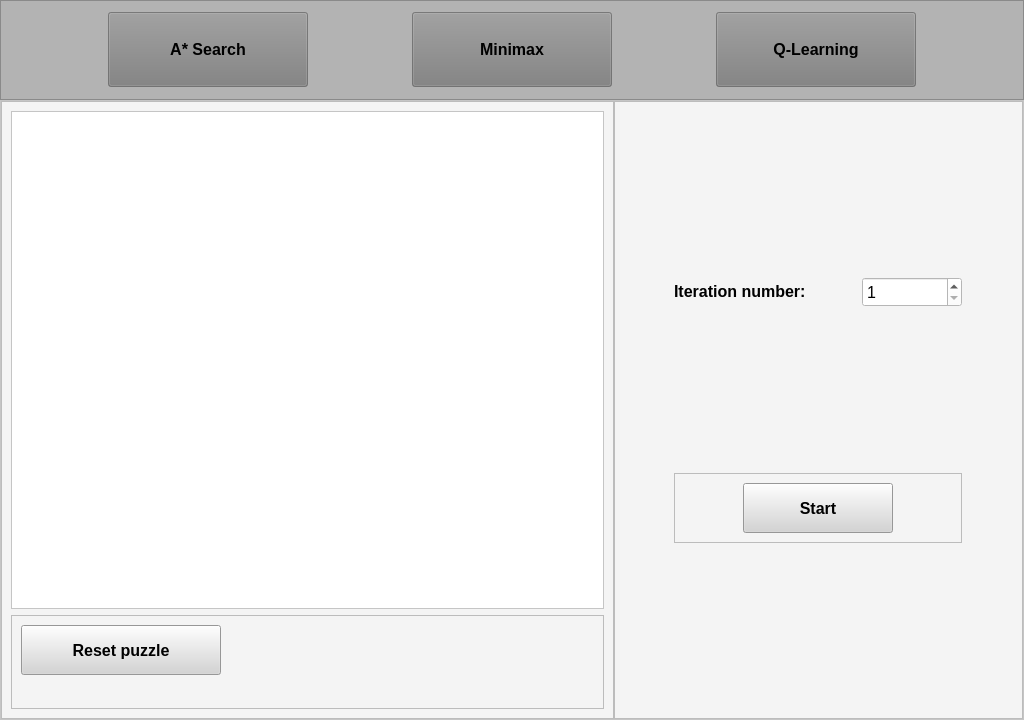
draganagrbic998/ori, file projekat1_puzzle/Slagalica.ui: the form before one commit.
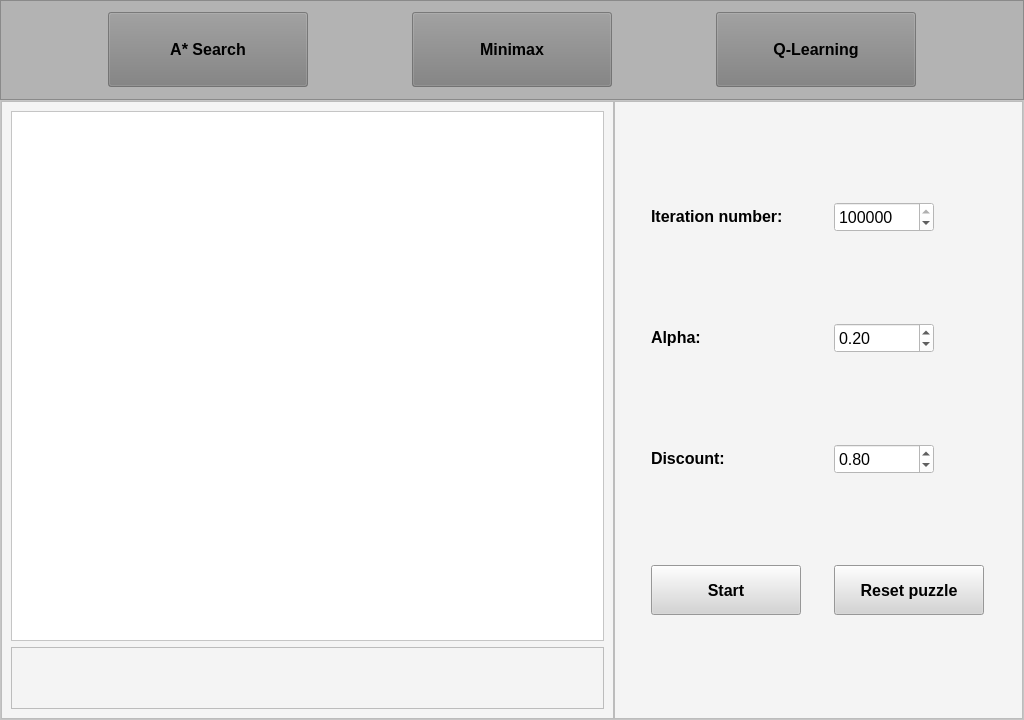
The form after the commit. The open tabs and pages were chosen to show the change.

Commit message: Sitne izmene GUI-a slagalice. Dodala kod q-learinng-a mogucnost izmene parametara alpha i discount.

Diff of the .ui file:
```diff
--- a/projekat1_puzzle/Slagalica.ui
+++ b/projekat1_puzzle/Slagalica.ui
@@ -241,6 +241,20 @@
              <enum>QFrame::Raised</enum>
             </property>
             <layout class="QGridLayout" name="gridLayout_9">
+             <item row="0" column="0">
+              <widget class="QLabel" name="SaProtivnikomVrednost">
+               <property name="font">
+                <font>
+                 <pointsize>12</pointsize>
+                 <weight>75</weight>
+                 <bold>true</bold>
+                </font>
+               </property>
+               <property name="text">
+                <string/>
+               </property>
+              </widget>
+             </item>
              <item row="1" column="0">
               <widget class="QLabel" name="Obavestenje">
                <property name="font">
@@ -261,55 +275,6 @@
                </property>
               </widget>
              </item>
-             <item row="1" column="1">
-              <widget class="QLabel" name="SaProtivnikomVrednost">
-               <property name="font">
-                <font>
-                 <pointsize>12</pointsize>
-                 <weight>75</weight>
-                 <bold>true</bold>
-                </font>
-               </property>
-               <property name="text">
-                <string/>
-               </property>
-              </widget>
-             </item>
-             <item row="0" column="0">
-              <widget class="QPushButton" name="NapraviSlagalicuButton">
-               <property name="sizePolicy">
-                <sizepolicy hsizetype="Fixed" vsizetype="Fixed">
-                 <horstretch>0</horstretch>
-                 <verstretch>0</verstretch>
-                </sizepolicy>
-               </property>
-               <property name="minimumSize">
-                <size>
-                 <width>200</width>
-                 <height>50</height>
-                </size>
-               </property>
-               <property name="maximumSize">
-                <size>
-                 <width>200</width>
-                 <height>50</height>
-                </size>
-               </property>
-               <property name="font">
-                <font>
-                 <pointsize>12</pointsize>
-                 <weight>75</weight>
-                 <bold>true</bold>
-                </font>
-               </property>
-               <property name="styleSheet">
-                <string notr="true">background-color: rgb(212, 212, 212);</string>
-               </property>
-               <property name="text">
-                <string>Reset puzzle</string>
-               </property>
-              </widget>
-             </item>
             </layout>
            </widget>
           </item>
@@ -785,6 +750,13 @@
            </property>
            <item row="0" column="0">
             <widget class="QFrame" name="QLearningFrame">
+             <property name="font">
+              <font>
+               <pointsize>12</pointsize>
+               <weight>75</weight>
+               <bold>true</bold>
+              </font>
+             </property>
              <property name="styleSheet">
               <string notr="true">background-color: rgb(244, 244, 244);</string>
              </property>
@@ -798,6 +770,124 @@
               <property name="verticalSpacing">
                <number>0</number>
               </property>
+              <item row="1" column="3">
+               <widget class="QDoubleSpinBox" name="alpha">
+                <property name="sizePolicy">
+                 <sizepolicy hsizetype="Fixed" vsizetype="Fixed">
+                  <horstretch>0</horstretch>
+                  <verstretch>0</verstretch>
+                 </sizepolicy>
+                </property>
+                <property name="minimumSize">
+                 <size>
+                  <width>100</width>
+                  <height>30</height>
+                 </size>
+                </property>
+                <property name="maximumSize">
+                 <size>
+                  <width>100</width>
+                  <height>30</height>
+                 </size>
+                </property>
+                <property name="font">
+                 <font>
+                  <pointsize>12</pointsize>
+                 </font>
+                </property>
+                <property name="styleSheet">
+                 <string notr="true">background-color: rgb(255, 255, 255);</string>
+                </property>
+                <property name="minimum">
+                 <double>0.100000000000000</double>
+                </property>
+                <property name="maximum">
+                 <double>0.900000000000000</double>
+                </property>
+                <property name="value">
+                 <double>0.200000000000000</double>
+                </property>
+               </widget>
+              </item>
+              <item row="2" column="0">
+               <widget class="QLabel" name="label_8">
+                <property name="sizePolicy">
+                 <sizepolicy hsizetype="Fixed" vsizetype="Fixed">
+                  <horstretch>0</horstretch>
+                  <verstretch>0</verstretch>
+                 </sizepolicy>
+                </property>
+                <property name="font">
+                 <font>
+                  <pointsize>12</pointsize>
+                  <weight>75</weight>
+                  <bold>true</bold>
+                 </font>
+                </property>
+                <property name="text">
+                 <string>Discount:</string>
+                </property>
+               </widget>
+              </item>
+              <item row="2" column="3">
+               <widget class="QDoubleSpinBox" name="discount">
+                <property name="sizePolicy">
+                 <sizepolicy hsizetype="Fixed" vsizetype="Fixed">
+                  <horstretch>0</horstretch>
+                  <verstretch>0</verstretch>
+                 </sizepolicy>
+                </property>
+                <property name="minimumSize">
+                 <size>
+                  <width>100</width>
+                  <height>30</height>
+                 </size>
+                </property>
+                <property name="maximumSize">
+                 <size>
+                  <width>100</width>
+                  <height>30</height>
+                 </size>
+                </property>
+                <property name="font">
+                 <font>
+                  <pointsize>12</pointsize>
+                 </font>
+                </property>
+                <property name="styleSheet">
+                 <string notr="true">background-color: rgb(255, 255, 255);</string>
+                </property>
+                <property name="minimum">
+                 <double>0.100000000000000</double>
+                </property>
+                <property name="maximum">
+                 <double>0.900000000000000</double>
+                </property>
+                <property name="value">
+                 <double>0.800000000000000</double>
+                </property>
+               </widget>
+              </item>
+              <item row="1" column="0">
+               <widget class="QLabel" name="label_7">
+                <property name="sizePolicy">
+                 <sizepolicy hsizetype="Fixed" vsizetype="Fixed">
+                  <horstretch>0</horstretch>
+                  <verstretch>0</verstretch>
+                 </sizepolicy>
+                </property>
+                <property name="font">
+                 <font>
+                  <pointsize>12</pointsize>
+                  <weight>75</weight>
+                  <bold>true</bold>
+                 </font>
+                </property>
+                <property name="text">
+                 <string>Alpha: </string>
+                </property>
+               </widget>
+              </item>
               <item row="0" column="0">
                <widget class="QLabel" name="label_5">
                 <property name="sizePolicy">
@@ -818,7 +908,7 @@
                 </property>
                </widget>
               </item>
-              <item row="0" column="1">
+              <item row="0" column="3">
                <widget class="QSpinBox" name="IterNumQLPicker">
                 <property name="sizePolicy">
                  <sizepolicy hsizetype="Fixed" vsizetype="Fixed">
@@ -850,61 +940,81 @@
                  <number>1</number>
                 </property>
                 <property name="maximum">
-                 <number>10000</number>
+                 <number>1000000</number>
                 </property>
+                <property name="value">
+                 <number>1000000</number>
+                </property>
                </widget>
               </item>
-              <item row="1" column="0" colspan="2">
-               <widget class="QFrame" name="frame_6">
+              <item row="6" column="3">
+               <widget class="QPushButton" name="ResetPuzzle3">
                 <property name="sizePolicy">
-                 <sizepolicy hsizetype="Expanding" vsizetype="Fixed">
+                 <sizepolicy hsizetype="Fixed" vsizetype="Fixed">
                   <horstretch>0</horstretch>
                   <verstretch>0</verstretch>
                  </sizepolicy>
                 </property>
-                <property name="frameShape">
-                 <enum>QFrame::StyledPanel</enum>
+                <property name="minimumSize">
+                 <size>
+                  <width>150</width>
+                  <height>50</height>
+                 </size>
                 </property>
-                <property name="frameShadow">
-                 <enum>QFrame::Raised</enum>
+                <property name="maximumSize">
+                 <size>
+                  <width>150</width>
+                  <height>50</height>
+                 </size>
                 </property>
-                <layout class="QGridLayout" name="gridLayout_12">
-                 <item row="0" column="0">
-                  <widget class="QPushButton" name="ResiQLButton">
-                   <property name="sizePolicy">
-                    <sizepolicy hsizetype="Fixed" vsizetype="Fixed">
-                     <horstretch>0</horstretch>
-                     <verstretch>0</verstretch>
-                    </sizepolicy>
-                   </property>
-                   <property name="minimumSize">
-                    <size>
-                     <width>150</width>
-                     <height>50</height>
-                    </size>
-                   </property>
-                   <property name="maximumSize">
-                    <size>
-                     <width>150</width>
-                     <height>50</height>
-                    </size>
-                   </property>
-                   <property name="font">
-                    <font>
-                     <pointsize>12</pointsize>
-                     <weight>75</weight>
-                     <bold>true</bold>
-                    </font>
-                   </property>
-                   <property name="styleSheet">
-                    <string notr="true">background-color: rgb(212, 212, 212);</string>
-                   </property>
-                   <property name="text">
-                    <string>Start</string>
-                   </property>
-                  </widget>
-                 </item>
-                </layout>
+                <property name="font">
+                 <font>
+                  <pointsize>12</pointsize>
+                  <weight>75</weight>
+                  <bold>true</bold>
+                 </font>
+                </property>
+                <property name="styleSheet">
+                 <string notr="true">background-color: rgb(212, 212, 212);</string>
+                </property>
+                <property name="text">
+                 <string>Reset puzzle</string>
+                </property>
+               </widget>
+              </item>
+              <item row="6" column="0">
+               <widget class="QPushButton" name="ResiQLButton">
+                <property name="sizePolicy">
+                 <sizepolicy hsizetype="Fixed" vsizetype="Fixed">
+                  <horstretch>0</horstretch>
+                  <verstretch>0</verstretch>
+                 </sizepolicy>
+                </property>
+                <property name="minimumSize">
+                 <size>
+                  <width>150</width>
+                  <height>50</height>
+                 </size>
+                </property>
+                <property name="maximumSize">
+                 <size>
+                  <width>150</width>
+                  <height>50</height>
+                 </size>
+                </property>
+                <property name="font">
+                 <font>
+                  <pointsize>12</pointsize>
+                  <weight>75</weight>
+                  <bold>true</bold>
+                 </font>
+                </property>
+                <property name="styleSheet">
+                 <string notr="true">background-color: rgb(212, 212, 212);</string>
+                </property>
+                <property name="text">
+                 <string>Start</string>
+                </property>
                </widget>
               </item>
              </layout>
```
Left out of the diff: 438 changed lines with no effect on the pictures. The commit also changes 8 other files.
